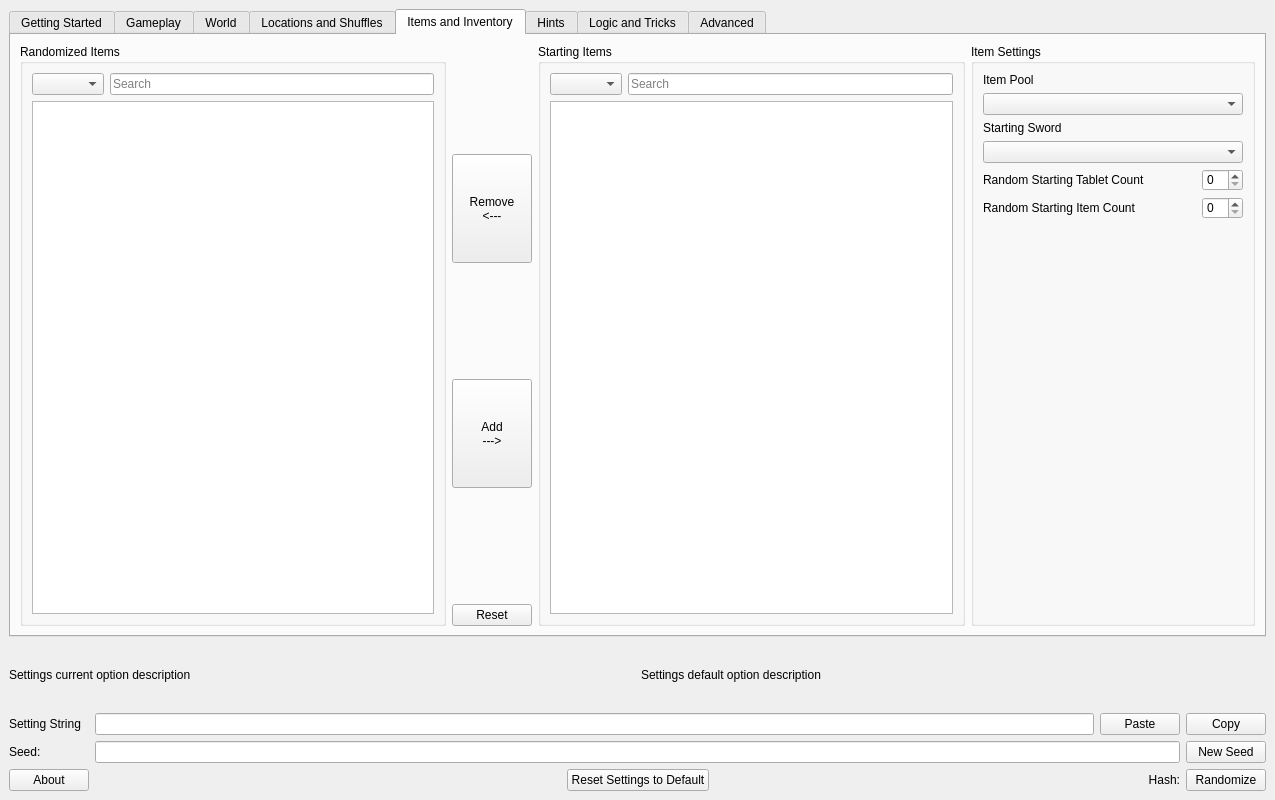
Above: gui/ui/main.ui from mint-choc-chip-skyblade/sshd-rando before the change. Below: the same form after it.
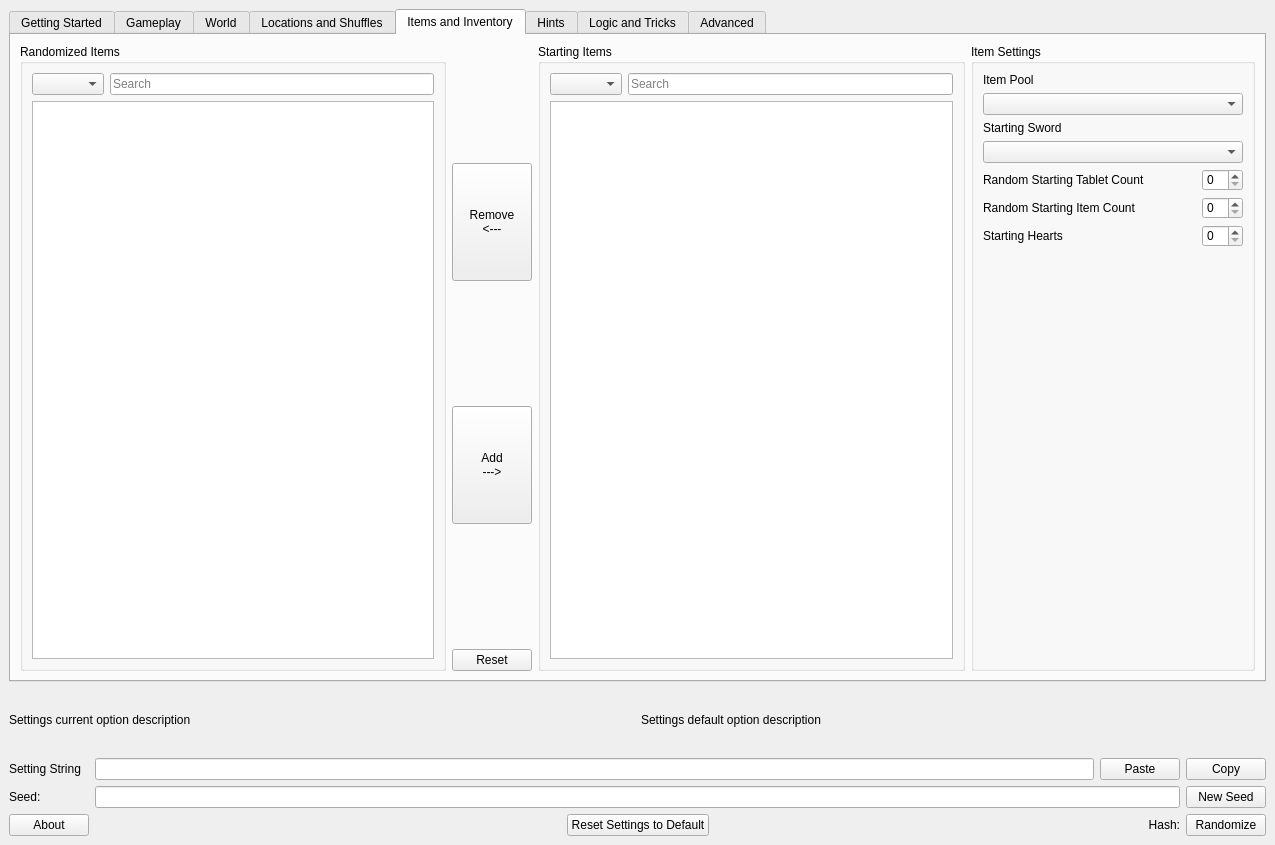
That is the form after the change. The open tabs and pages were chosen to show the change. Custom widgets are drawn as their Qt base class.

Commit message: add Starting Hearts option

What changed in the file:
```diff
--- a/gui/ui/main.ui
+++ b/gui/ui/main.ui
@@ -7,7 +7,7 @@
     <x>0</x>
     <y>0</y>
     <width>1275</width>
-    <height>800</height>
+    <height>845</height>
    </rect>
   </property>
   <property name="windowTitle">
@@ -2129,6 +2129,27 @@
              </item>
             </layout>
            </item>
+           <item>
+            <layout class="QHBoxLayout" name="starting_hearts_layout">
+             <item>
+              <widget class="QLabel" name="starting_hearts_label">
+               <property name="text">
+                <string>Starting Hearts</string>
+               </property>
+              </widget>
+             </item>
+             <item>
+              <widget class="QSpinBox" name="setting_starting_hearts">
+               <property name="sizePolicy">
+                <sizepolicy hsizetype="Maximum" vsizetype="Fixed">
+                 <horstretch>0</horstretch>
+                 <verstretch>0</verstretch>
+                </sizepolicy>
+               </property>
+              </widget>
+             </item>
+            </layout>
+           </item>
            <item>
             <spacer name="item_settings_vspacer">
              <property name="orientation">
```
Left out of the diff: 2 changed lines with no effect on the pictures. The commit also changes 8 other files.
